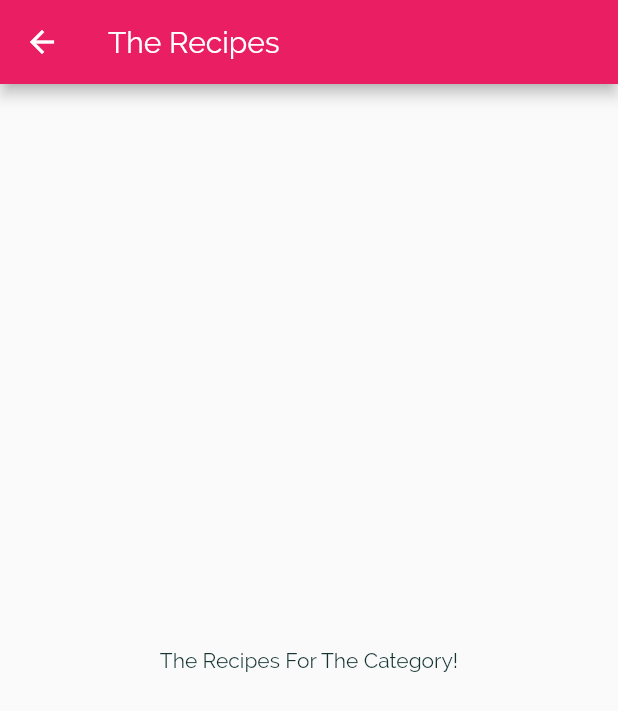
After one commit to officer47p/deli-meals, a Flutter app: the screen it shows after launch, after a tap on "Italian", on a phone screen of 412 x 824 dp. The commit adds this screen. Shown: the top 711 px of the screen. Run offline on Flutter 3.47's test engine with Material 2 defaults, Android fonts, the phone set to English and light mode, and no system bars.

Commit message:
added the basic routing to the category meals screen

```diff
--- a/lib/category_item.dart
+++ b/lib/category_item.dart
@@ -1,4 +1,5 @@
 import 'package:flutter/material.dart';
+import './category_meals_screen.dart';
 
 class CategoryItem extends StatelessWidget {
   final String title;
@@ -6,9 +7,19 @@ class CategoryItem extends StatelessWidget {
 
   CategoryItem({this.title, this.color});
 
+  void selectCategory(BuildContext ctx) {
+    Navigator.of(ctx).push(
+      MaterialPageRoute(builder: (_) => CategoryMealsScreen()),
+    );
+  }
+
   @override
   Widget build(BuildContext context) {
-    return Container(
+    return InkWell(
+      onTap: () => selectCategory(context),
+      splashColor: Theme.of(context).primaryColor,
+      borderRadius: BorderRadius.circular(15),
+      child: Container(
         padding: const EdgeInsets.all(15),
         child: Text(
           title,
@@ -25,6 +36,7 @@ class CategoryItem extends StatelessWidget {
           ),
           borderRadius: BorderRadius.circular(15),
         ),
+      ),
     );
   }
 }
--- /dev/null
+++ b/lib/category_meals_screen.dart
@@ -0,0 +1,15 @@
+import 'package:flutter/material.dart';
+
+class CategoryMealsScreen extends StatelessWidget {
+  @override
+  Widget build(BuildContext context) {
+    return Scaffold(
+      appBar: AppBar(
+        title: Text("The Recipes"),
+      ),
+      body: Center(
+        child: Text("The Recipes For The Category!"),
+      ),
+    );
+  }
+}
```
Lines whose indentation alone changed are shown as unchanged.
